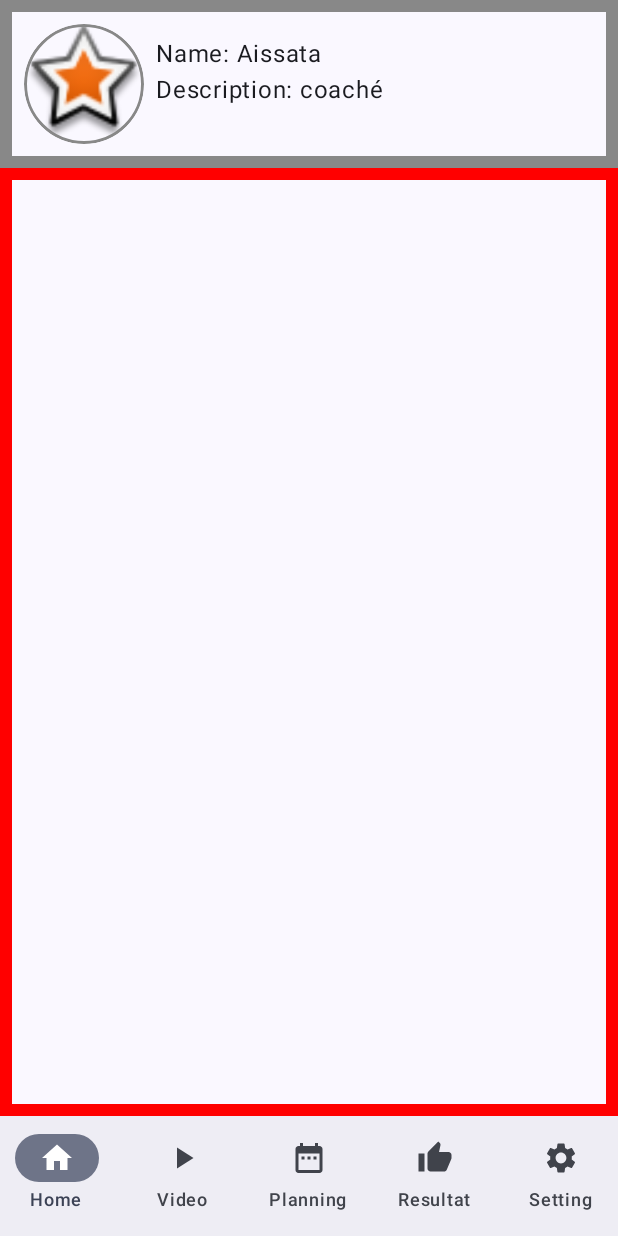
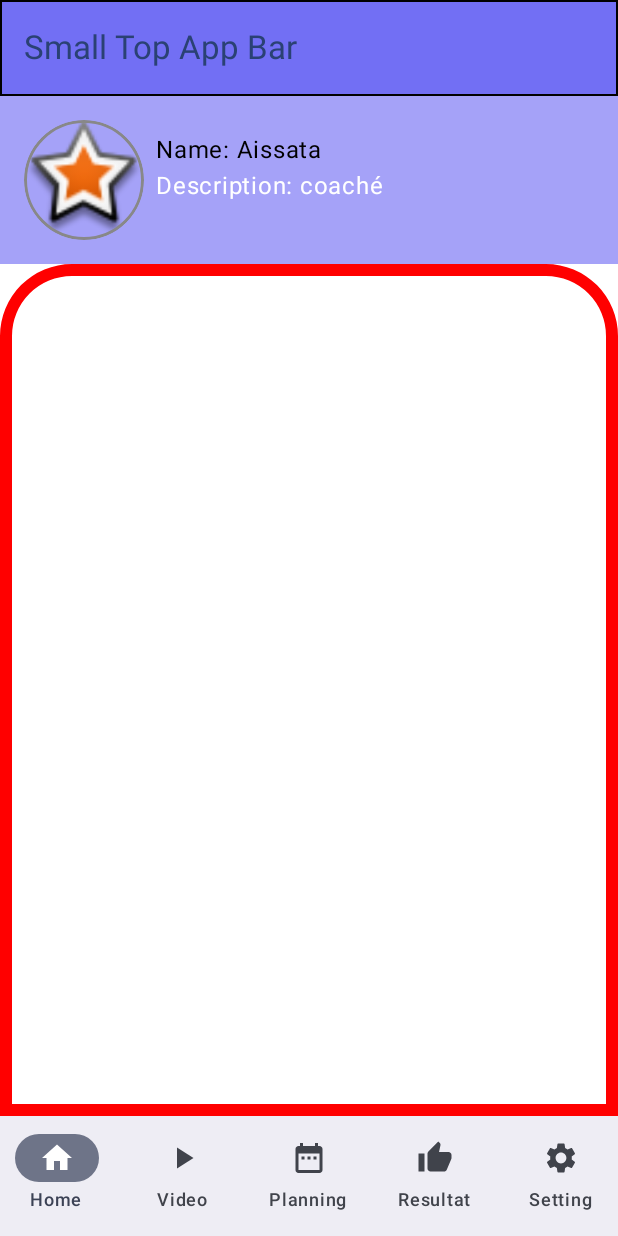
Before and after one commit to Aissata-D/CoachingTop, an Android app built with Jetpack Compose: the screen it shows after launch (MainActivity), on a phone screen of 412 x 824 dp. Run offline under Robolectric (Android 15) with nearby library versions, the phone set to English and light mode, and no system bars.

Commit message:
set bottom navigation in progress

```diff
--- a/app/src/main/java/com/sitadigi/coachingtop/BottomNavigationBar.kt
+++ b/app/src/main/java/com/sitadigi/coachingtop/BottomNavigationBar.kt
@@ -1,6 +1,9 @@
 package com.sitadigi.coachingtop
 
+import androidx.compose.foundation.background
+import androidx.compose.foundation.border
 import androidx.compose.foundation.interaction.MutableInteractionSource
+import androidx.compose.foundation.layout.PaddingValues
 import androidx.compose.foundation.layout.RowScope
 import androidx.compose.foundation.layout.fillMaxSize
 import androidx.compose.foundation.layout.fillMaxWidth
@@ -20,7 +23,11 @@ import androidx.navigation.NavGraph.Companion.findStartDestination
 import androidx.navigation.compose.rememberNavController
 import androidx.compose.foundation.layout.padding
 import androidx.compose.material3.LocalContentColor
+import androidx.compose.material3.MaterialTheme
+import androidx.compose.material3.TopAppBar
+import androidx.compose.material3.TopAppBarDefaults
 import androidx.compose.ui.graphics.Color
+import androidx.compose.ui.unit.dp
 import androidx.navigation.compose.NavHost
 import androidx.navigation.compose.composable
 
@@ -28,7 +35,7 @@ import androidx.navigation.compose.composable
 
 @OptIn(ExperimentalMaterial3Api::class)
 @Composable
-fun BottomNavigationBar() {
+fun BottomNavigationBar(modifier: Modifier = Modifier) {
 //initializing the default selected item
     var navigationSelectedItem by remember {
         mutableStateOf(0)
@@ -41,7 +48,20 @@ fun BottomNavigationBar() {
 
 //scaffold to hold our bottom navigation Bar
     Scaffold(
-        modifier = Modifier.fillMaxWidth(),
+       modifier = Modifier.fillMaxWidth()
+        .background(color = Color(0xFF726FF4).copy(0.62f)),
+        topBar = {
+            TopAppBar(
+                modifier = Modifier.border(1.dp, color = Color.Black),
+                colors = TopAppBarDefaults.topAppBarColors(
+                    containerColor = Color(0xFF726FF4),//MaterialTheme.colorScheme.primaryContainer,
+                    titleContentColor = MaterialTheme.colorScheme.primary,
+                ),
+                title = {
+                    Text("Small Top App Bar")
+                }
+            )
+        },
         bottomBar = {
             NavigationBar {
                 //getting the list of bottom navigation items for our data class
@@ -89,7 +109,8 @@ fun BottomNavigationBar() {
         NavHost(
             navController = navController,
             startDestination = Screens.Home.route,
-            modifier = Modifier.padding(paddingValues = paddingValues)) {
+            modifier = Modifier.padding(paddingValues = paddingValues)
+            ) {
 
             composable(Screens.Home.route) {
                 HomeScreen(
--- a/app/src/main/java/com/sitadigi/coachingtop/HomeScreen.kt
+++ b/app/src/main/java/com/sitadigi/coachingtop/HomeScreen.kt
@@ -2,6 +2,7 @@ package com.sitadigi.coachingtop
 
 
 import androidx.compose.foundation.Image
+import androidx.compose.foundation.background
 import androidx.compose.foundation.border
 import androidx.compose.foundation.layout.Arrangement
 import androidx.compose.foundation.layout.Box
@@ -14,6 +15,7 @@ import androidx.compose.foundation.layout.height
 import androidx.compose.foundation.layout.padding
 import androidx.compose.foundation.layout.size
 import androidx.compose.foundation.shape.CircleShape
+import androidx.compose.foundation.shape.RoundedCornerShape
 import androidx.compose.material3.MaterialTheme
 import androidx.compose.material3.Surface
 import androidx.compose.material3.Text
@@ -33,17 +35,19 @@ import com.sitadigi.coachingtop.ui.theme.CoachingTopTheme
     @Composable
     fun HomeScreen(navController: NavController) {
         CoachingTopTheme {
-            Surface(
-                modifier = Modifier.fillMaxSize(),
-                color = MaterialTheme.colorScheme.background
+            Surface( contentColor = Color(0xFF726FF4),
+               modifier =  Modifier.background(color = Color(0xFF726FF4).copy(0.62f))
+               // modifier = Modifier.fillMaxSize(),
+               // color = MaterialTheme.colorScheme.background
             ) {
-                Column {
+                Column (modifier = Modifier.background(color = Color(0xFF726FF4).copy(0.62f))){
 
 
                     Row(
                         modifier = Modifier
+                           // .background(color = Color(0xFF726FF4).copy(0.62f))
                             .fillMaxWidth()
-                            .border(8.dp, color = Color.Gray)
+                          //  .border(8.dp, color = Color.Gray)
                             .padding(16.dp)
                     ) {
                         Image(
@@ -56,15 +60,17 @@ import com.sitadigi.coachingtop.ui.theme.CoachingTopTheme
                                 .border(2.dp, Color.Gray, CircleShape)
                         )
                         Column(Modifier.padding(8.dp)) {
-                            Text("Name: Aissata")
-                            Text("Description: coaché")
+                            Text("Name: Aissata", color = Color.Black)
+                            Text("Description: coaché", color = Color.White)
                         }
                     }
                     Row(
                         modifier = Modifier
+                            .background(color = Color.White)
                             .fillMaxWidth()
                             .fillMaxHeight()
-                            .border(8.dp, color = Color.Red)
+                            .border(8.dp, color = Color.Red,shape = RoundedCornerShape(48.dp,48.dp))
+
                             .padding(16.dp)
                     ) {
 
--- a/app/src/main/java/com/sitadigi/coachingtop/MainActivity.kt
+++ b/app/src/main/java/com/sitadigi/coachingtop/MainActivity.kt
@@ -5,6 +5,7 @@ import android.os.Bundle
 import androidx.activity.ComponentActivity
 import androidx.activity.compose.setContent
 import androidx.activity.enableEdgeToEdge
+import androidx.compose.foundation.background
 import androidx.compose.foundation.layout.fillMaxSize
 import androidx.compose.foundation.layout.padding
 import androidx.compose.material.icons.Icons
@@ -28,7 +29,10 @@ import androidx.compose.material3.Icon
 import androidx.compose.material3.MaterialTheme
 import androidx.compose.material3.TopAppBar
 import androidx.compose.material3.TopAppBarDefaults
+import androidx.compose.ui.graphics.Color
 import androidx.compose.ui.res.stringResource
+import androidx.navigation.compose.NavHost
+import androidx.navigation.compose.composable
 import com.sitadigi.coachingtop.BottomNavigationClass
 
 class MainActivity : ComponentActivity() {
@@ -41,8 +45,10 @@ class MainActivity : ComponentActivity() {
         val bottomNavigationClass  = BottomNavigationClass()
         setContent {
             CoachingTopTheme {
-                Scaffold(modifier = Modifier.fillMaxSize(),
-                    bottomBar = {  BottomNavigationBar()},//  bottomNavigationClass.BottomNavigation() },
+                Scaffold(modifier = Modifier.fillMaxSize()
+                    .background(color = Color(0xFF726FF4).copy(0.62f)),
+
+                  /*  bottomBar = {  BottomNavigationBar()},//  bottomNavigationClass.BottomNavigation() },
                     topBar = {
                         TopAppBar(
                             colors = TopAppBarDefaults.topAppBarColors(
@@ -53,14 +59,15 @@ class MainActivity : ComponentActivity() {
                                 Text("Small Top App Bar")
                             }
                         )
-                    }
+                    }*/
                 )
+
                 { innerPadding ->
-                    Greeting(
+                    BottomNavigationBar(modifier = Modifier.padding(innerPadding))
+                   /* Greeting(
                         name = "Android",
                         modifier = Modifier.padding(innerPadding)
-                    )
-
+                    )*/
                 }
             }
         }
```
